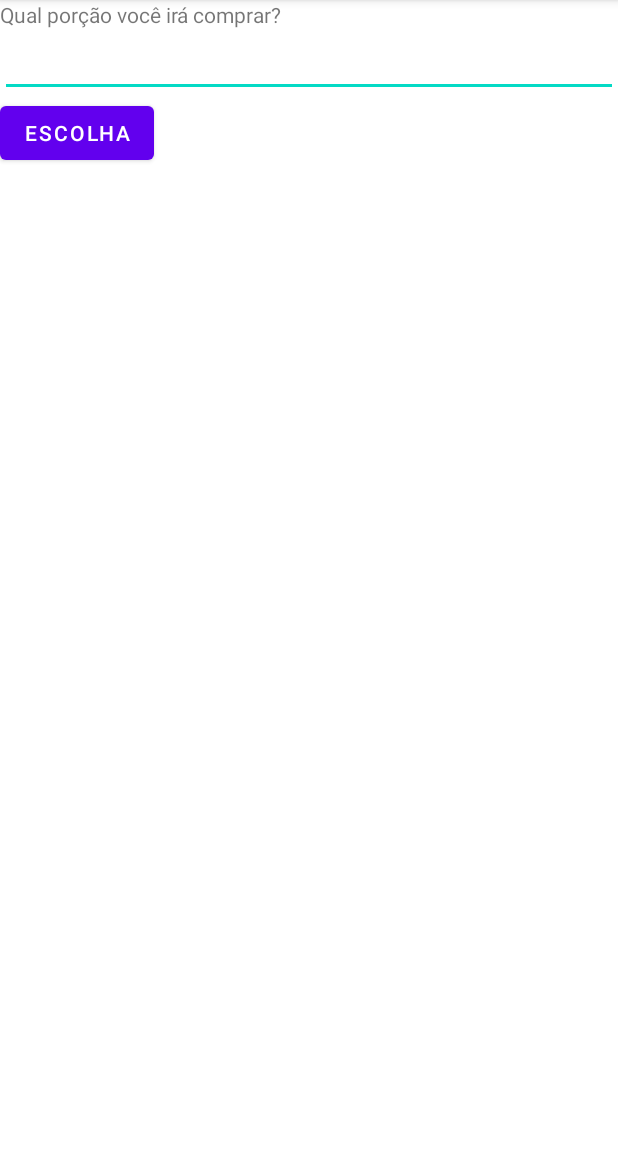
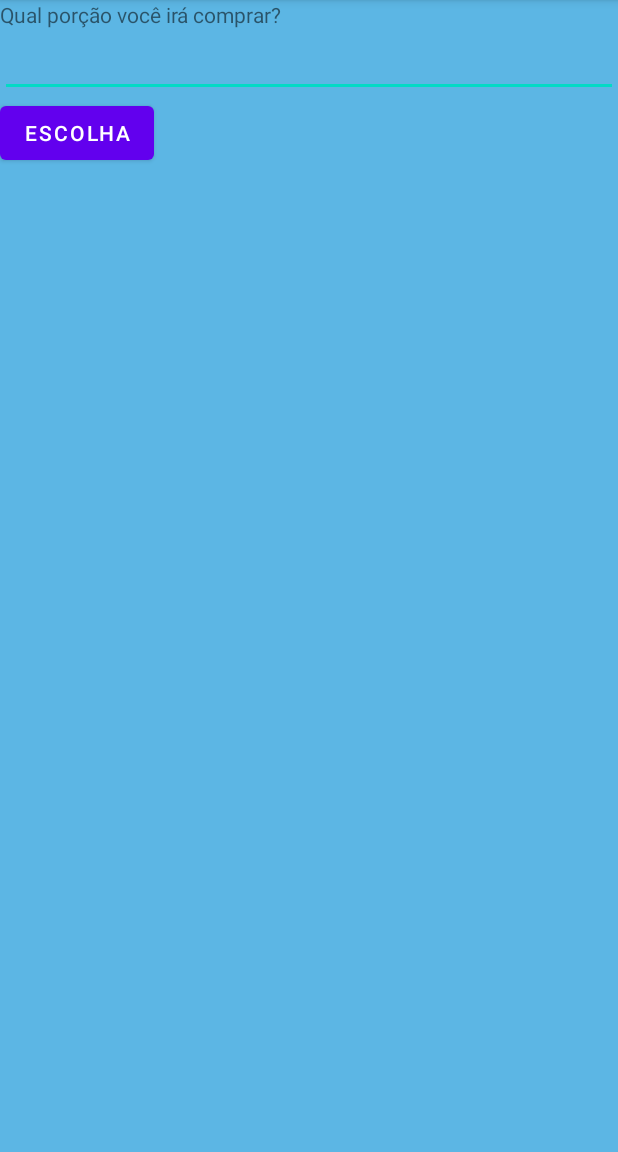
Before and after one commit to NathanMaced/FoodFast, an Android app: the fragment Porcoes_Fragment shown on its own in the app's theme, on a phone screen of 412 x 824 dp, the part 84-1236 px from its top. Run offline under Robolectric (Android 15) with nearby library versions, the phone set to English and light mode, and no system bars.

Commit message:
Uso do Fragment

```diff
--- a/app/src/main/res/layout/fragment_porcoes.xml
+++ b/app/src/main/res/layout/fragment_porcoes.xml
@@ -4,6 +4,7 @@
     android:layout_width="match_parent"
     android:layout_height="match_parent"
     android:orientation="vertical"
+    android:background="#5CB6E4"
     tools:context=".Porcoes_Fragment">
 
     <!-- TODO: Update blank fragment layout -->
@@ -15,7 +16,8 @@
     <EditText
         android:id="@+id/edtPorcoes"
         android:layout_width="match_parent"
-        android:layout_height="wrap_content" />
+        android:layout_height="wrap_content"
+        tools:ignore="TouchTargetSizeCheck,SpeakableTextPresentCheck" />
 
     <Button
         android:id="@+id/btnEscolha"
```
